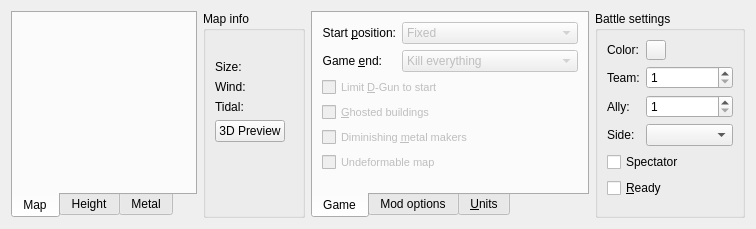
Above: ui/battleWidget.ui from tizbac/qtlobby before the change. Below: the same form after it.
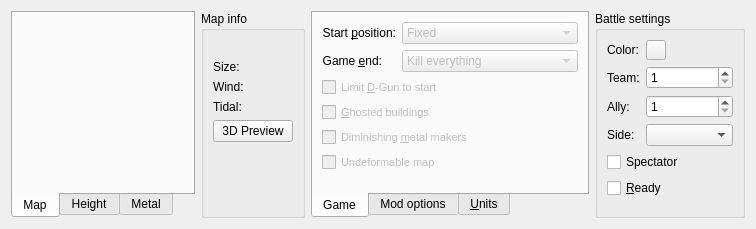
That is the form after the change. Custom widgets are drawn as their Qt base class.

Diff of the .ui file:
```diff
--- a/ui/battleWidget.ui
+++ b/ui/battleWidget.ui
@@ -478,7 +478,7 @@
         </property>
         <property name="maximumSize">
          <size>
-          <width>70</width>
+          <width>90</width>
           <height>16777215</height>
          </size>
         </property>
```
